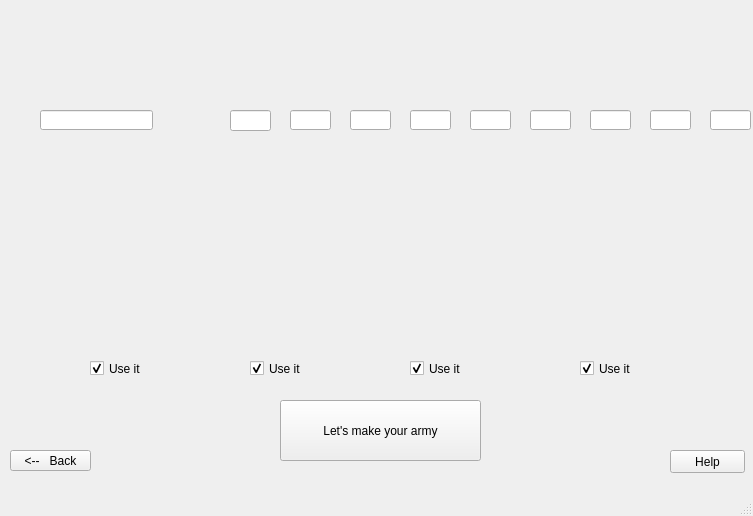
Old version of the form ui/choser.ui in the repository verdenkaa/WarhammerDataSupport.
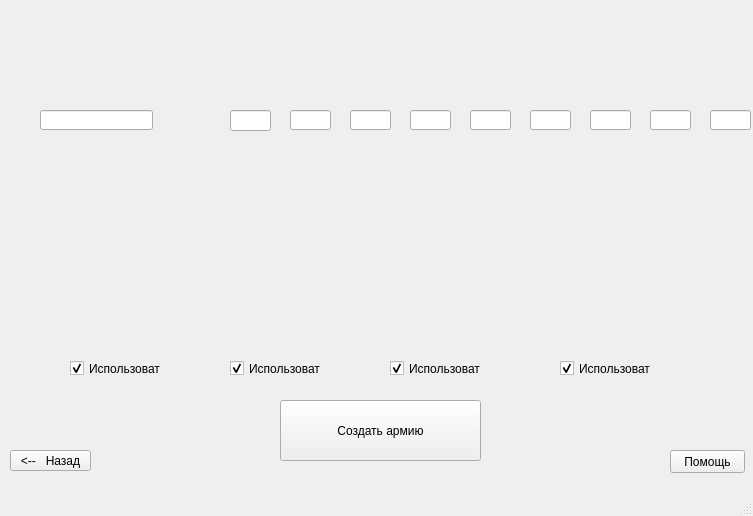
New version of the form. Icons and pictures are not drawn.

The edit to the form file:
```diff
--- a/ui/choser.ui
+++ b/ui/choser.ui
@@ -214,9 +214,9 @@
    <widget class="QCheckBox" name="checkBox">
     <property name="geometry">
      <rect>
-      <x>90</x>
+      <x>70</x>
       <y>360</y>
-      <width>70</width>
+      <width>91</width>
       <height>17</height>
      </rect>
     </property>
@@ -224,7 +224,7 @@
      <cursorShape>PointingHandCursor</cursorShape>
     </property>
     <property name="text">
-     <string>Use it</string>
+     <string>Использовать</string>
     </property>
     <property name="checked">
      <bool>true</bool>
@@ -233,9 +233,9 @@
    <widget class="QCheckBox" name="checkBox_2">
     <property name="geometry">
      <rect>
-      <x>250</x>
+      <x>230</x>
       <y>360</y>
-      <width>70</width>
+      <width>91</width>
       <height>17</height>
      </rect>
     </property>
@@ -243,7 +243,7 @@
      <cursorShape>PointingHandCursor</cursorShape>
     </property>
     <property name="text">
-     <string>Use it</string>
+     <string>Использовать</string>
     </property>
     <property name="checked">
      <bool>true</bool>
@@ -252,9 +252,9 @@
    <widget class="QCheckBox" name="checkBox_3">
     <property name="geometry">
      <rect>
-      <x>410</x>
+      <x>390</x>
       <y>360</y>
-      <width>70</width>
+      <width>91</width>
       <height>17</height>
      </rect>
     </property>
@@ -262,7 +262,7 @@
      <cursorShape>PointingHandCursor</cursorShape>
     </property>
     <property name="text">
-     <string>Use it</string>
+     <string>Использовать</string>
     </property>
     <property name="checked">
      <bool>true</bool>
@@ -271,9 +271,9 @@
    <widget class="QCheckBox" name="checkBox_4">
     <property name="geometry">
      <rect>
-      <x>580</x>
+      <x>560</x>
       <y>360</y>
-      <width>70</width>
+      <width>91</width>
       <height>17</height>
      </rect>
     </property>
@@ -281,7 +281,7 @@
      <cursorShape>PointingHandCursor</cursorShape>
     </property>
     <property name="text">
-     <string>Use it</string>
+     <string>Использовать</string>
     </property>
     <property name="checked">
      <bool>true</bool>
@@ -300,7 +300,7 @@
      <cursorShape>OpenHandCursor</cursorShape>
     </property>
     <property name="text">
-     <string>Let's make your army</string>
+     <string>Создать армию</string>
     </property>
    </widget>
    <widget class="QPushButton" name="pushButton_2">
@@ -313,7 +313,7 @@
      </rect>
     </property>
     <property name="text">
-     <string>Help</string>
+     <string>Помощь</string>
     </property>
    </widget>
    <widget class="QLineEdit" name="lineEdit_10">
@@ -336,7 +336,7 @@
      </rect>
     </property>
     <property name="text">
-     <string>&lt;--   Back</string>
+     <string>&lt;--   Назад</string>
     </property>
    </widget>
   </widget>
```
